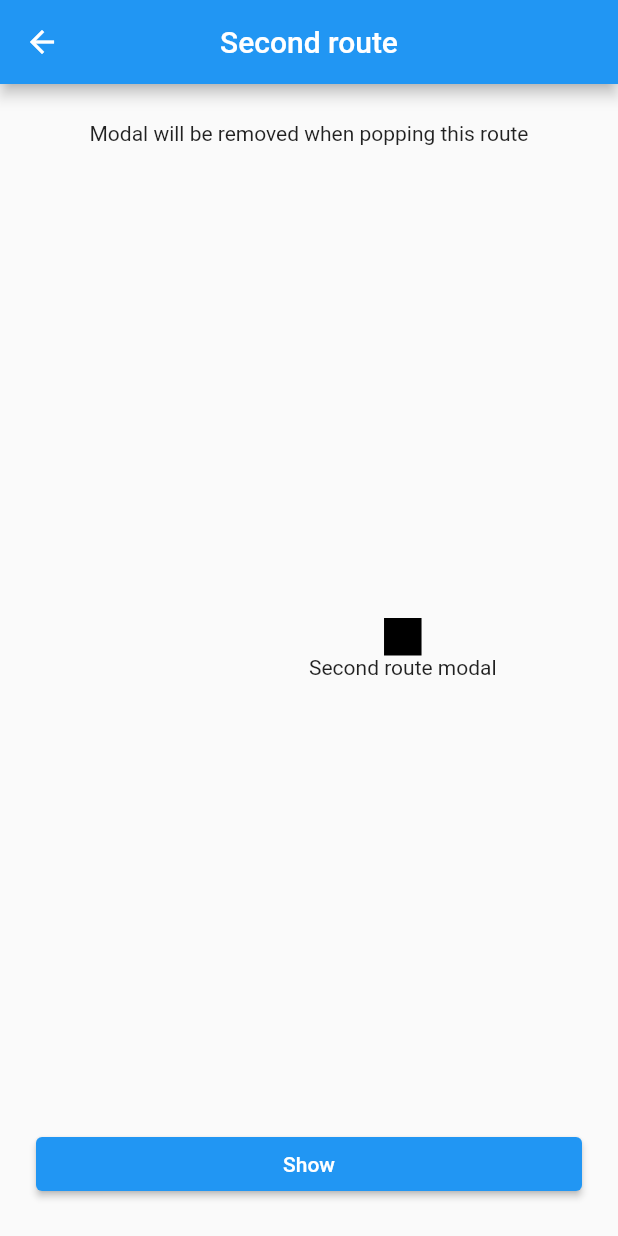
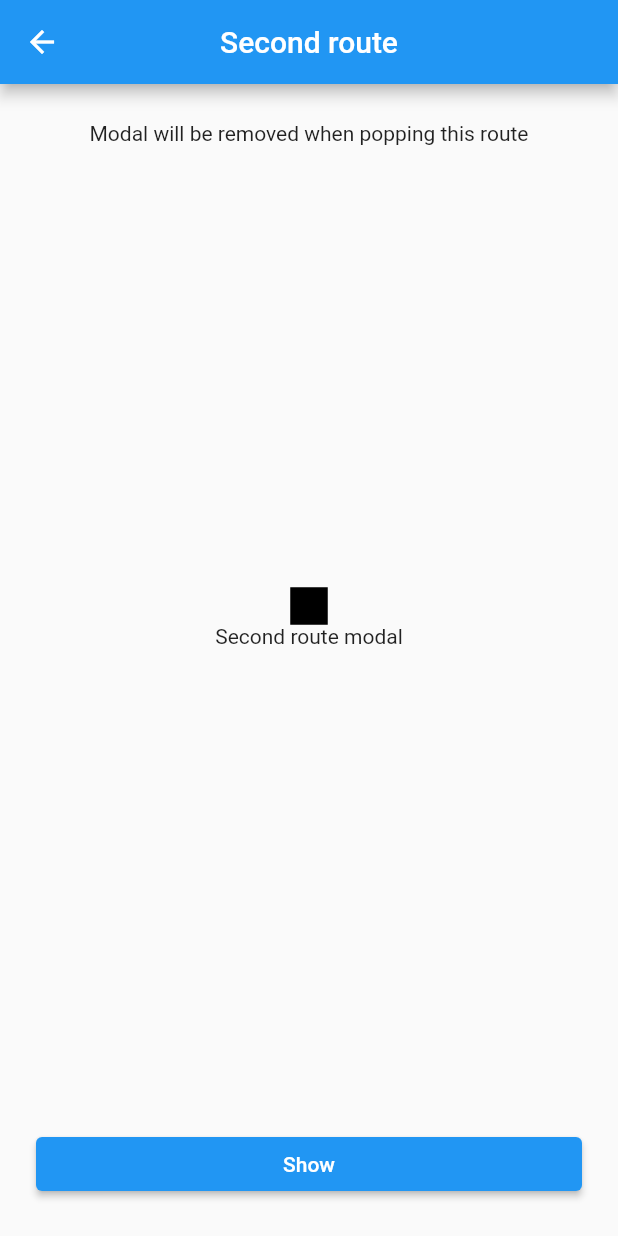
Before and after one commit to KlausJokisuo/modals, a Flutter app: the _Route screen opened directly, after a tap on "Show", on a phone screen of 412 x 824 dp. Run offline on Flutter 3.47's test engine with Material 2 defaults, Android fonts, the phone set to English and light mode, and no system bars.

Commit message:
Add ModalEntry.aligned

```diff
--- a/example/lib/pages/routes_page.dart
+++ b/example/lib/pages/routes_page.dart
@@ -21,17 +21,14 @@ class RoutesPage extends StatelessWidget {
                 padding: const EdgeInsets.all(8.0),
                 child: ElevatedButton(
                   onPressed: () {
-                    final size = MediaQuery.of(context).size;
-                    final xPosition = (size.width / 2).round().toDouble();
-                    final yPosition = (size.height / 2).round().toDouble();
-                    showModal(ModalEntry.positioned(context,
+                    showModal(ModalEntry.aligned(context,
                         tag: 'firstRouteModalTag',
-                        left: xPosition,
-                        top: yPosition,
+                        alignment: Alignment.center,
                         removeOnPushNext: true,
                         child: Material(
                           color: Colors.transparent,
                           child: Column(
+                            mainAxisSize: MainAxisSize.min,
                             children: [
                               Container(
                                 color: Colors.green,
@@ -91,17 +88,14 @@ class _Route extends StatelessWidget {
                   padding: const EdgeInsets.all(24.0),
                   child: ElevatedButton(
                     onPressed: () {
-                      final size = MediaQuery.of(context).size;
-                      final xPosition = (size.width / 2).round().toDouble();
-                      final yPosition = (size.height / 2).round().toDouble();
-                      showModal(ModalEntry.positioned(context,
+                      showModal(ModalEntry.aligned(context,
                           tag: 'secondRouteModalTag',
-                          left: xPosition,
-                          top: yPosition,
+                          alignment: Alignment.center,
                           removeOnPop: true,
                           child: Material(
                             color: Colors.transparent,
                             child: Column(
+                              mainAxisSize: MainAxisSize.min,
                               children: [
                                 Container(
                                   color: Colors.black,
--- a/lib/src/modals.dart
+++ b/lib/src/modals.dart
@@ -1,6 +1,8 @@
 import 'package:flutter/foundation.dart';
 import 'package:flutter/material.dart';
 import 'package:flutter/rendering.dart';
+
+enum _ModalEntryType { positioned, aligned, anchored }
 
 class _Leader {
   const _Leader(this.layerlink, this.followers);
@@ -104,8 +106,35 @@ class ModalEntry extends StatefulWidget {
         anchorTag = null,
         anchorAlignment = Alignment.center,
         modalAlignment = Alignment.center,
+        alignment = Alignment.center,
+        _modalEntryType = _ModalEntryType.positioned,
         assert(left == null || right == null),
         assert(top == null || bottom == null),
+        assert(aboveTag == null || belowTag == null),
+        super(key: key);
+
+  const ModalEntry.aligned(
+    this.context, {
+    Key? key,
+    required this.tag,
+    required this.alignment,
+    this.aboveTag,
+    this.belowTag,
+    this.anchorAlignment = Alignment.center,
+    this.modalAlignment = Alignment.center,
+    this.offset = Offset.zero,
+    this.removeOnPop = false,
+    this.removeOnPushNext = false,
+    this.barrierDismissible = false,
+    this.barrierColor = Colors.transparent,
+    this.onRemove,
+    required this.child,
+  })  : left = null,
+        top = null,
+        right = null,
+        bottom = null,
+        anchorTag = null,
+        _modalEntryType = _ModalEntryType.aligned,
         assert(aboveTag == null || belowTag == null),
         super(key: key);
 
@@ -129,6 +158,8 @@ class ModalEntry extends StatefulWidget {
         top = null,
         right = null,
         bottom = 0,
+        alignment = Alignment.center,
+        _modalEntryType = _ModalEntryType.anchored,
         assert(aboveTag == null || belowTag == null),
         super(key: key);
 
@@ -150,6 +181,8 @@ class ModalEntry extends StatefulWidget {
   final double? top;
   final double? right;
   final double? bottom;
+
+  final Alignment alignment;
 
   /// The additional offset to apply to the [ModalEntry] position
   final Offset offset;
@@ -181,6 +214,8 @@ class ModalEntry extends StatefulWidget {
 
   /// Callback function on [ModalEntry] removal
   final VoidCallback? onRemove;
+
+  final _ModalEntryType _modalEntryType;
 
   @override
   ModalEntryState createState() => ModalEntryState();
@@ -252,7 +287,20 @@ class ModalEntryState extends State<ModalEntry> with RouteAware {
                 child: ColoredBox(color: widget.barrierColor)),
           ),
         ),
-        if (widget.anchorTag != null)
+        if (widget._modalEntryType == _ModalEntryType.positioned)
+          Positioned(
+            top: widget.top,
+            left: widget.left,
+            bottom: widget.bottom,
+            right: widget.right,
+            child: widget.child,
+          )
+        else if (widget._modalEntryType == _ModalEntryType.aligned)
+          Align(
+            alignment: widget.alignment,
+            child: widget.child,
+          )
+        else if (widget._modalEntryType == _ModalEntryType.anchored)
           Positioned(
             top: widget.top,
             left: widget.left,
@@ -267,14 +315,6 @@ class ModalEntryState extends State<ModalEntry> with RouteAware {
               child: widget.child,
             ),
           )
-        else
-          Positioned(
-            top: widget.top,
-            left: widget.left,
-            bottom: widget.bottom,
-            right: widget.right,
-            child: widget.child,
-          ),
       ],
     );
   }
```
